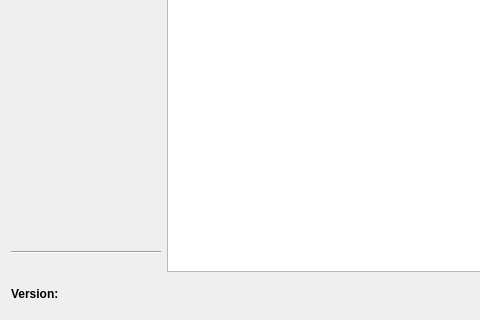
First picture: the form in src/ui/forms/AboutDialog.ui, repository vookimedlo/vooki-image-viewer, before the edit; both pictures show x 0 to 480 and y 102 to 422 of the 822 by 422 pixel window.
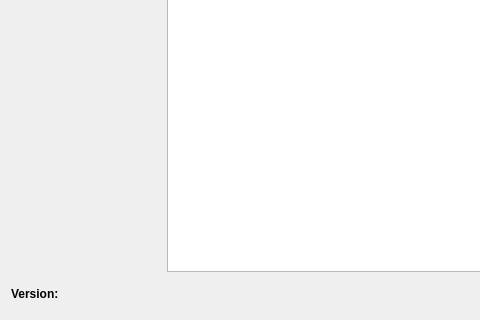
Second picture: the form after the edit. Icons and pictures are not drawn.

The edit to the form file:
```diff
--- a/src/ui/forms/AboutDialog.ui
+++ b/src/ui/forms/AboutDialog.ui
@@ -57,13 +57,6 @@
          </property>
         </widget>
        </item>
-       <item>
-        <widget class="Line" name="line">
-         <property name="orientation">
-          <enum>Qt::Horizontal</enum>
-         </property>
-        </widget>
-       </item>
       </layout>
      </item>
      <item>
```
Left out of the diff: 5 changed lines with no effect on the pictures.
